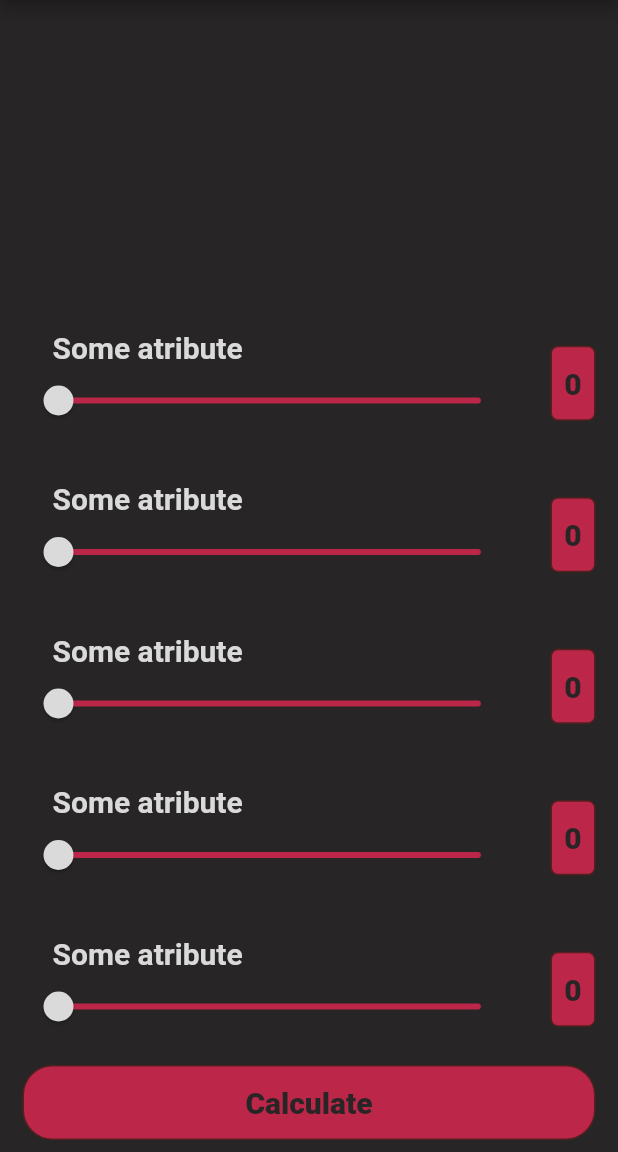
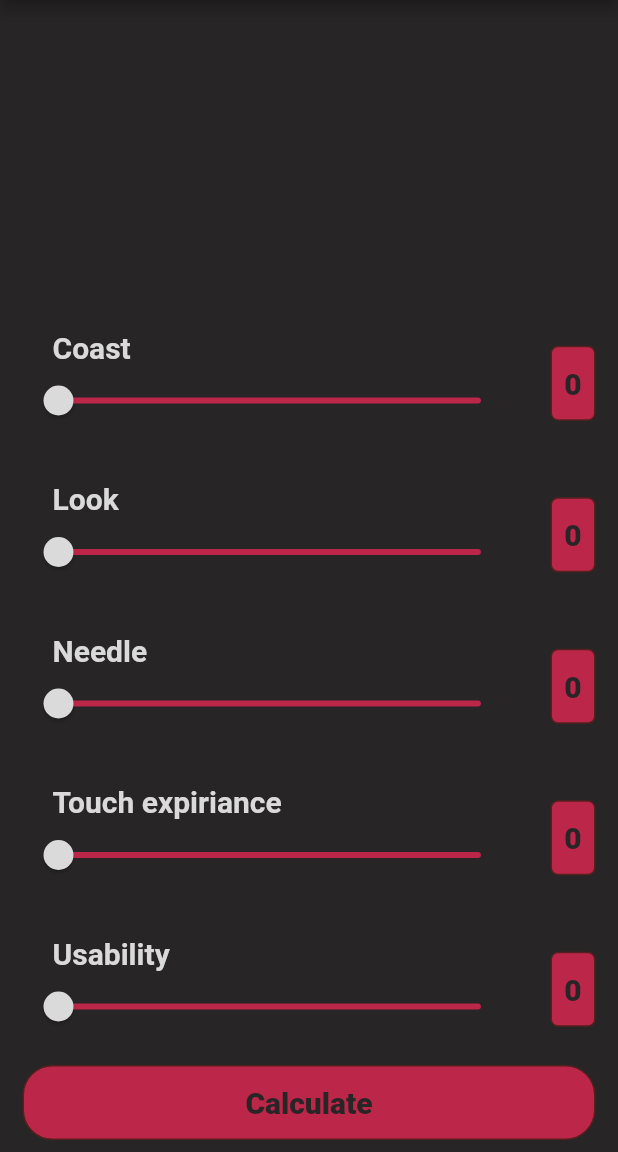
Before and after one commit to NikitaPits/pocket_analitic, a Flutter app: the ChoiserPage screen opened directly, on a phone screen of 412 x 824 dp, the part 84-1236 px from its top. Run offline on Flutter 3.47's test engine with Material 2 defaults, Android fonts, the phone set to English and light mode, and no system bars; our stand-ins replace flutter_svg.

Commit message:
added title in range input

```diff
--- a/pocket_analitic/lib/view/choiser_page/choiser_page.dart
+++ b/pocket_analitic/lib/view/choiser_page/choiser_page.dart
@@ -50,11 +50,21 @@ class _ChoiserPageState extends State<ChoiserPage> {
           child: Column(
             mainAxisAlignment: MainAxisAlignment.end,
             children: [
-              CustomRangeInput(),
-              CustomRangeInput(),
-              CustomRangeInput(),
-              CustomRangeInput(),
-              CustomRangeInput(),
+              CustomRangeInput(
+                title: 'Coast',
+              ),
+              CustomRangeInput(
+                title: 'Look',
+              ),
+              CustomRangeInput(
+                title: 'Needle',
+              ),
+              CustomRangeInput(
+                title: 'Touch expiriance',
+              ),
+              CustomRangeInput(
+                title: 'Usability',
+              ),
               MenuButton(
                 title: 'Calculate',
                 callback: _saveCallback,
--- a/pocket_analitic/lib/view/create_arguments_page/local_widgets/range_input.dart
+++ b/pocket_analitic/lib/view/create_arguments_page/local_widgets/range_input.dart
@@ -3,7 +3,11 @@ import 'package:pocket_analitic/theme/custom_colors.dart';
 import 'package:pocket_analitic/theme/custom_fonts.dart';
 
 class CustomRangeInput extends StatefulWidget {
-  const CustomRangeInput({super.key});
+  final String title;
+  const CustomRangeInput({
+    super.key,
+    this.title = '',
+  });
 
   @override
   State<CustomRangeInput> createState() => _CustomRangeInputState();
@@ -35,8 +39,8 @@ class _CustomRangeInputState extends State<CustomRangeInput> {
                       margin: const EdgeInsets.only(left: 20),
                       alignment: Alignment.bottomLeft,
                       child: Text(
+                        widget.title,
                         textAlign: TextAlign.start,
-                        'Some atribute',
                         style: CustomTextStyle.title2SemiBold20(
                             c: CustomColors.mainText),
                       ),
```
